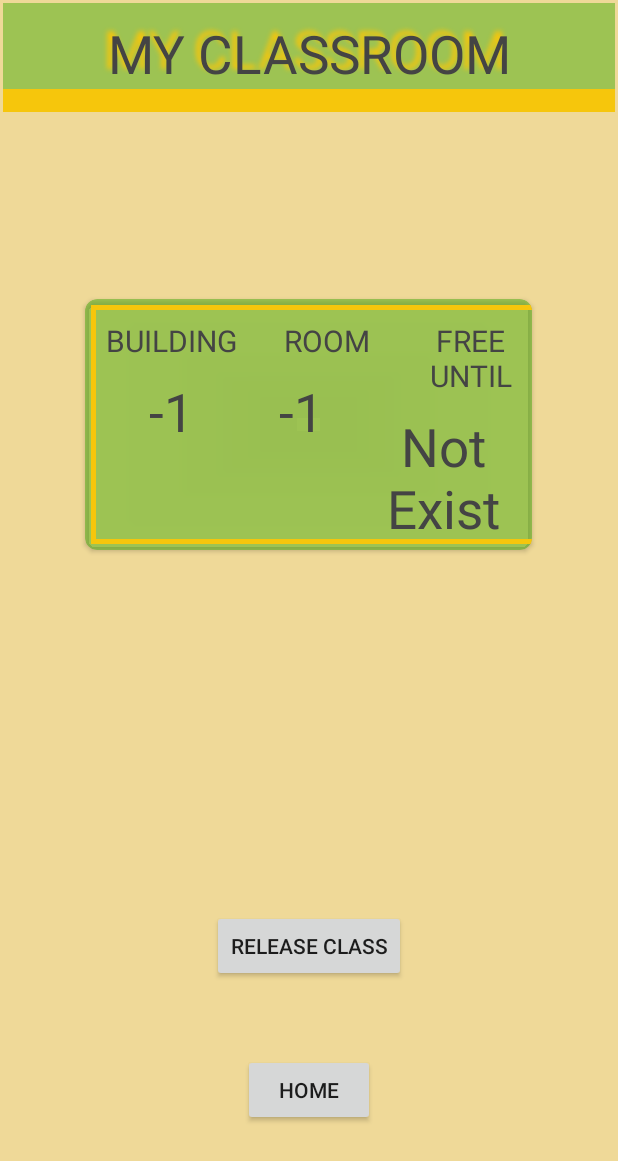
After one commit to unispaceapp/unispace_app, an Android app: the MyClass screen opened directly, with no data from a screen before it, on a phone screen of 412 x 824 dp. The commit adds this screen. Shown: the top 1161 px of the screen. Run offline under Robolectric (Android 15) with nearby library versions, the phone set to English and light mode, and no system bars; our stand-ins replace Firebase (no records; nobody signed in at launch, a user with empty details on screens opened directly); Roboto replaces fonts that are not available here.

Commit message:
Added tasks 6 and 8 and some more

```diff
--- a/app/build.gradle
+++ b/app/build.gradle
@@ -38,7 +38,7 @@ dependencies {
     compile 'com.google.firebase:firebase-messaging:12.0.0'
     compile 'com.google.firebase:firebase-functions:12.0.0'
     compile 'com.google.code.gson:gson:2.8.0'
-    implementation 'com.android.support:cardview-v7:28.0.0-alpha1'
+    implementation 'com.android.support:cardview-v7:26.1.0'
 }
 
 
--- a/app/src/main/AndroidManifest.xml
+++ b/app/src/main/AndroidManifest.xml
@@ -25,7 +25,8 @@
         </activity>
         <activity android:name=".ViewFreeSpaces" />
         <activity android:name=".LocationActivity" />
-        <activity android:name=".SearchActivity"></activity>
+        <activity android:name=".SearchActivity"/>
+        <activity android:name=".MyClass"/>
 
         <meta-data
             android:name="preloaded_fonts"
--- /dev/null
+++ b/app/src/main/java/com/example/tiki/unispace_app/MyClass.java
@@ -0,0 +1,85 @@
+package com.example.tiki.unispace_app;
+
+import android.content.Intent;
+import android.content.SharedPreferences;
+import android.os.Bundle;
+import android.support.v7.app.AppCompatActivity;
+import android.support.v7.widget.LinearLayoutManager;
+import com.example.tiki.unispace_app.ViewFreeSpaces;
+import android.view.View;
+import android.widget.Button;
+import android.widget.ImageView;
+import android.widget.TextView;
+
+import com.google.firebase.database.DatabaseReference;
+import com.google.firebase.database.FirebaseDatabase;
+
+import java.util.ArrayList;
+import java.util.Calendar;
+import java.util.GregorianCalendar;
+
+public class MyClass extends AppCompatActivity {
+
+    ArrayList<ClassroomObject> classroomObjects;
+    private ClassroomObject classroomObj;
+    private Integer building;
+    private Integer classroom;
+    private String freeuntil;
+    private SharedPreferences sharedPreferences;
+
+
+    @Override
+    protected void onCreate(Bundle savedInstanceState) {
+        super.onCreate(savedInstanceState);
+        setContentView(R.layout.activity_my_class);
+        classroomObjects = new ArrayList<>();
+
+        sharedPreferences = getSharedPreferences("My Class",MODE_PRIVATE);
+        building = sharedPreferences.getInt("Building",-1);
+        classroom = sharedPreferences.getInt("Class",-1);
+        freeuntil = sharedPreferences.getString("Freeuntil","Not Exist");
+
+        TextView buildingView = (TextView) findViewById(R.id.building_place);
+        TextView classView = (TextView) findViewById(R.id.class_place);
+        TextView freeView = (TextView) findViewById(R.id.freeuntil_place);
+
+        buildingView.setText(Integer.toString(building));
+        classView.setText(Integer.toString(classroom));
+        freeView.setText(freeuntil);
+
+        final Intent intent = new Intent(getApplicationContext(), MainActivity.class);
+
+        Button releaseBtn = (Button) findViewById(R.id.release_btn);
+        releaseBtn.setOnClickListener(new View.OnClickListener() {
+            @Override
+            public void onClick(View view) {
+                sharedPreferences.edit().clear().apply();
+                freeClass();
+                startActivity(intent);
+            }
+        });
+
+        Button homeBtn = (Button) findViewById(R.id.to_main);
+        homeBtn.setOnClickListener(new View.OnClickListener() {
+            @Override
+            public void onClick(View view) {
+                startActivity(intent);
+            }
+        });
+
+
+
+    }
+
+    private void freeClass() {
+        Calendar calendar = GregorianCalendar.getInstance();
+        String hour =  ViewFreeSpaces.hourStrings.get(calendar.get(Calendar.HOUR_OF_DAY));
+        FirebaseDatabase db = FirebaseDatabase.getInstance("https://todaysclassrooms.firebaseio.com");
+        /* Gets a reference to the correct hour that needs to be changed */
+        final DatabaseReference buildingRef = db.getReference().child(Integer.toString(building));
+        /* Gets a reference to the 'hours' field in the occupied classroom */
+        DatabaseReference hoursRef = buildingRef.child(Integer.toString(classroom))
+                .child("hours");
+        hoursRef.child(hour).setValue(0);
+    }
+}
--- /dev/null
+++ b/app/src/main/res/layout/activity_my_class.xml
@@ -0,0 +1,155 @@
+<?xml version="1.0" encoding="utf-8"?>
+<RelativeLayout xmlns:android="http://schemas.android.com/apk/res/android"
+    xmlns:app="http://schemas.android.com/apk/res-auto"
+    xmlns:tools="http://schemas.android.com/tools"
+    android:id="@+id/rl_custom_layout"
+    android:layout_width="match_parent"
+    android:layout_height="match_parent"
+    android:background="@color/cream"
+    android:padding="2dp"
+    tools:context="com.example.tiki.unispace_app.MyClass">
+
+    <TextView
+        android:id="@+id/title_bar"
+        style="@style/Main_Text"
+        android:layout_width="match_parent"
+        android:layout_height="wrap_content"
+        android:background="@color/main_green"
+        android:paddingTop="10dp"
+        android:shadowColor="@color/highlightYellow"
+        android:shadowDx="-5"
+        android:shadowDy="-5"
+        android:shadowRadius="4"
+        android:text="MY CLASSROOM"
+        android:textAlignment="center"
+        android:textSize="35sp"
+
+        />
+
+    <TextView
+        android:id="@+id/yellow_bar"
+        android:layout_width="match_parent"
+        android:layout_height="15dp"
+        android:layout_alignParentStart="true"
+        android:layout_below="@+id/title_bar"
+        android:background="@color/highlightYellow" />
+
+    <android.support.v7.widget.CardView
+        android:layout_width="298dp"
+        android:layout_height="wrap_content"
+        android:layout_alignParentTop="true"
+        android:layout_centerHorizontal="true"
+        android:layout_marginTop="197dp"
+        app:cardBackgroundColor="@color/main_green"
+        app:cardCornerRadius="8dp">
+        <!--app:cardElevation="3dp"-->
+
+
+        <RelativeLayout
+            android:layout_width="298dp"
+            android:layout_height="match_parent"
+            android:layout_margin="4dp"
+            android:background="@drawable/label"
+
+
+            >
+
+            <TextView
+                android:id="@+id/building_text"
+                style="@style/Main_Text"
+                android:layout_width="wrap_content"
+                android:layout_height="wrap_content"
+                android:layout_alignParentStart="true"
+                android:layout_alignParentTop="true"
+                android:padding="10dp"
+                android:paddingRight="15dp"
+                android:text="@string/underlined_building"
+                android:textSize="20dp" />
+
+            <TextView
+                android:id="@+id/building_place"
+                style="@style/Main_Text"
+                android:layout_width="125dp"
+                android:layout_height="wrap_content"
+                android:layout_below="@+id/building_text"
+                android:layout_toStartOf="@+id/class_text"
+                android:text="605"
+                android:textSize="35dp" />
+
+
+            <TextView
+                android:id="@+id/class_text"
+                style="@style/Main_Text"
+                android:layout_width="100dp"
+                android:layout_height="wrap_content"
+                android:layout_alignParentTop="true"
+                android:layout_toEndOf="@+id/building_text"
+                android:padding="10dp"
+
+                android:text="ROOM"
+                android:textSize="20dp" />
+
+
+            <TextView
+                android:id="@+id/class_place"
+                style="@style/Main_Text"
+                android:layout_width="90dp"
+                android:layout_height="wrap_content"
+                android:layout_below="@+id/class_text"
+                android:layout_marginLeft="95dp"
+                android:text="101"
+                android:textSize="35dp" />
+
+            <TextView
+                android:id="@+id/freeuntil_text"
+                style="@style/Main_Text"
+                android:layout_width="wrap_content"
+                android:layout_height="wrap_content"
+                android:layout_toRightOf="@+id/class_text"
+                android:padding="10dp"
+                android:text="FREE UNTIL"
+                android:textSize="20dp" />
+
+            <TextView
+                android:id="@+id/freeuntil_place"
+                style="@style/Main_Text"
+                android:layout_width="110dp"
+                android:layout_height="wrap_content"
+                android:layout_below="@+id/freeuntil_text"
+                android:layout_marginLeft="180dp"
+                android:text="12:00"
+                android:textSize="35dp" />
+
+            <!--<TextView-->
+            <!--android:layout_width="wrap_content"-->
+            <!--android:fontFamily="@font/amiko"-->
+            <!--android:textColor="	#F5F5DC"-->
+            <!--android:layout_height="wrap_content"-->
+            <!--android:layout_alignBaseline="@+id/freeuntil"-->
+            <!--android:layout_alignBottom="@+id/freeuntil"-->
+            <!--android:layout_alignStart="@+id/image_occupy"-->
+            <!--android:layout_marginStart="17dp"-->
+            <!--android:text="Take!" />-->
+        </RelativeLayout>
+    </android.support.v7.widget.CardView>
+
+    <Button
+        android:id="@+id/release_btn"
+        android:layout_width="wrap_content"
+        android:layout_height="wrap_content"
+        android:layout_alignParentBottom="true"
+        android:layout_centerHorizontal="true"
+        android:layout_marginBottom="167dp"
+        android:text="Release Class" />
+
+    <Button
+        android:id="@+id/to_main"
+        android:layout_width="wrap_content"
+        android:layout_height="wrap_content"
+        android:layout_alignParentBottom="true"
+        android:layout_centerHorizontal="true"
+        android:layout_marginBottom="71dp"
+        android:text="Home" />
+
+
+</RelativeLayout>
--- a/app/src/main/res/layout/activity_view_free_spaces.xml
+++ b/app/src/main/res/layout/activity_view_free_spaces.xml
@@ -6,6 +6,7 @@
     android:layout_height="match_parent"
     tools:context="com.example.tiki.unispace_app.ViewFreeSpaces"
     android:background="@color/cream"
+    android:id="@+id/relative"
     >
 
 
--- a/build.gradle
+++ b/build.gradle
@@ -7,7 +7,7 @@ buildscript {
         jcenter()
     }
     dependencies {
-        classpath 'com.android.tools.build:gradle:3.0.1'
+        classpath 'com.android.tools.build:gradle:3.1.2'
         classpath 'com.google.gms:google-services:3.2.0'
 
 
```
Also changed, not shown: app/src/main/java/com/example/tiki/unispace_app/ClassWarning.java (added, +14 -0 lines), app/src/main/java/com/example/tiki/unispace_app/MainActivity.java (+57 -15 lines), app/src/main/java/com/example/tiki/unispace_app/SearchActivity.java (+69 -4 lines), app/src/main/java/com/example/tiki/unispace_app/ViewFreeSpaces.java (+162 -49 lines), app/src/main/res/layout/activity_main.xml (+26 -9 lines), app/src/main/res/layout/class_warning.xml (added, +27 -0 lines), gradle/wrapper/gradle-wrapper.properties.
